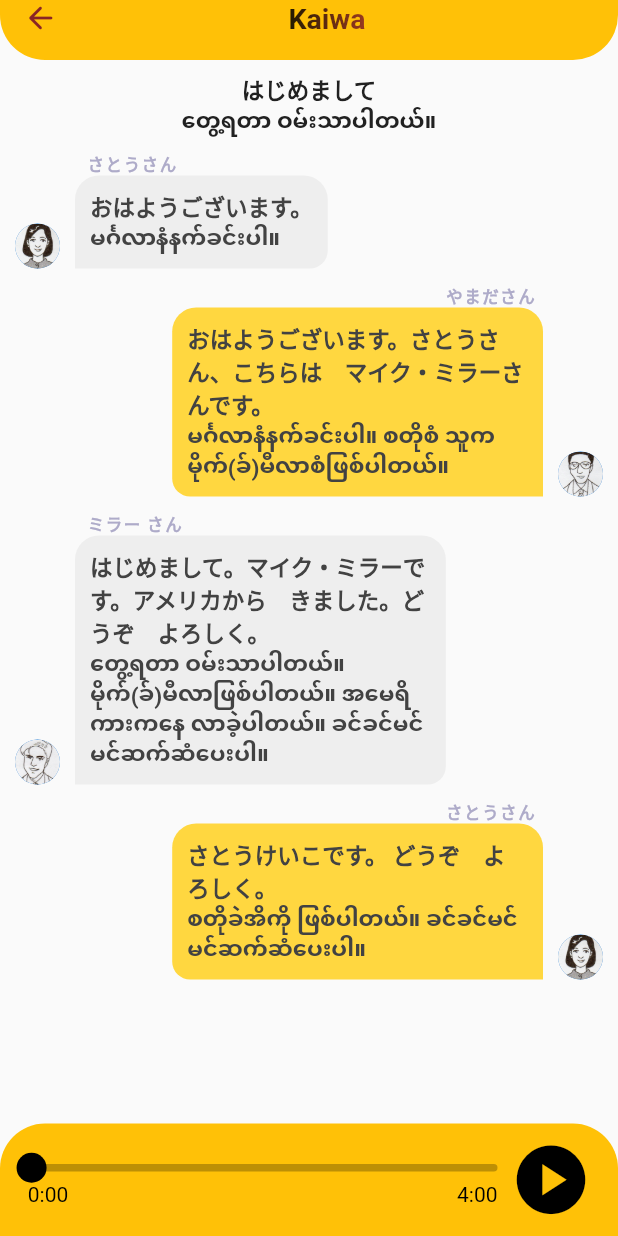
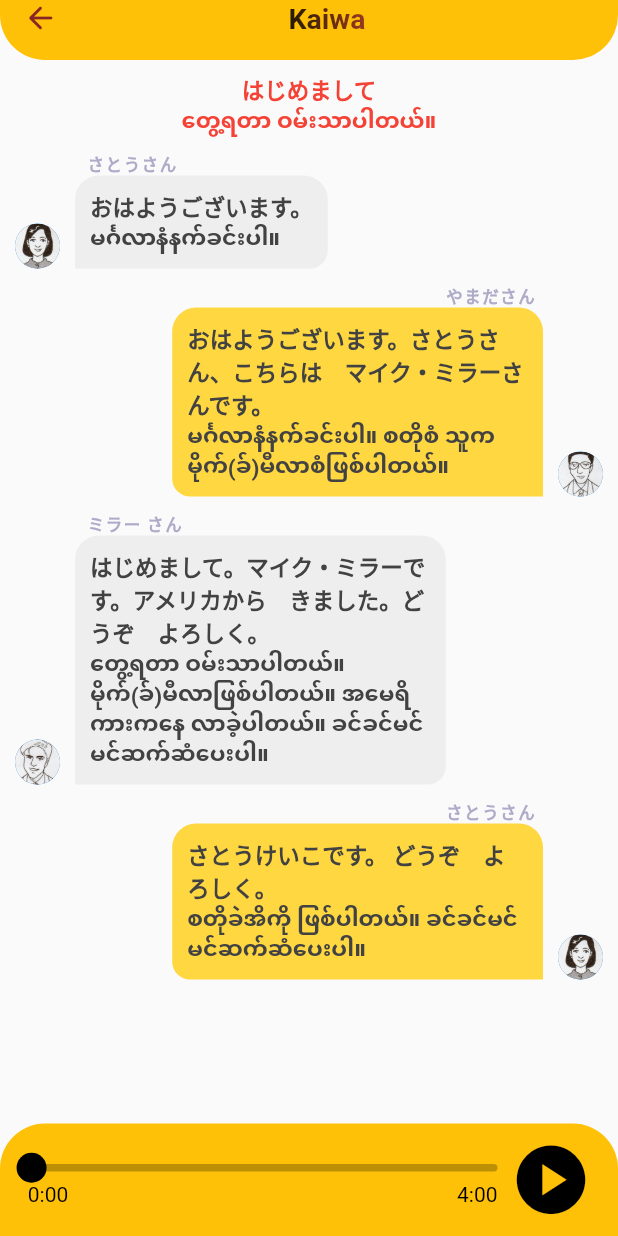
Before and after one commit to Chit-Oo-Naung/mj_dictionary, a Flutter app: the KaiwaPage screen opened directly, on a phone screen of 412 x 824 dp. Run offline on Flutter 3.47's test engine with Material 2 defaults, Android fonts, the phone set to English and light mode, and no system bars; drawn by our look-alikes of audio_video_progress_bar; our stand-ins replace audioplayers, auto_animated, card_swiper, flutter_easyloading, flutter_html, flutter_snake_navigationbar and 4 more; missing offline and left inert: drag_select_grid_view, flutter_inappwebview; accounts and stored records are empty; network calls fail; statements that could not run were skipped.

Commit message:
WIP kaiwa auto selection

```diff
--- a/lib/conversation.dart
+++ b/lib/conversation.dart
@@ -173,13 +173,13 @@ class _ConversationPageState extends State<ConversationPage> {
                     builder: (BuildContext ctx, AsyncSnapshot snapshot) {
                       if (snapshot.data == null) {
                         return const Center(
-                          child: Text("Enter a search word"),
+                          child: Text("Oops! no results found!"),
                         );
                       }
 
                       if (snapshot.data.length == 0) {
                         return const Center(
-                          child: Text("Oops! no results found"),
+                          child: Text("Oops! no results found!"),
                         );
                       }
 
--- a/lib/kaiwa.dart
+++ b/lib/kaiwa.dart
@@ -4,6 +4,7 @@ import 'package:flutter/material.dart';
 import 'package:mjdictionary/components/colors.dart';
 import 'package:mjdictionary/components/gradient_text.dart';
 import 'package:mjdictionary/utils/colors_util.dart';
+import 'package:intl/intl.dart';
 
 class KaiwaPage extends StatefulWidget {
   const KaiwaPage({super.key});
@@ -12,29 +13,40 @@ class KaiwaPage extends StatefulWidget {
   State<KaiwaPage> createState() => _KaiwaPageState();
 }
 
-class Message {
-  final User sender;
-  final String avatar;
-  final String time;
-  final int unreadCount;
-  final bool isRead;
-  final String text;
-  final bool isMe;
+// class Message {
+//   final User sender;
+//   final String avatar;
+//   final String time;
+//   final int unreadCount;
+//   final bool isRead;
+//   final String text;
+//   final bool isMe;
 
-  Message({
-    required this.sender,
-    required this.avatar,
-    required this.time,
-    required this.unreadCount,
-    required this.text,
-    required this.isRead,
-    required this.isMe,
-  });
-}
+//   Message({
+//     required this.sender,
+//     required this.avatar,
+//     required this.time,
+//     required this.unreadCount,
+//     required this.text,
+//     required this.isRead,
+//     required this.isMe,
+//   });
+// }
 
 class _KaiwaPageState extends State<KaiwaPage> {
   final player = AudioPlayer();
   Duration? duration;
+  var currentIndex =0;
+
+  final List audioClip = [
+    {"time": "0:00:05", "index": 1},
+    {"time": "0:00:07", "index": 2},
+    {"time": "0:00:12", "index": 3},
+    {"time": "0:00:18", "index": 4},
+  ];
+
+  // String titleJapan = "はじめまして";
+  // String titleMyanmar = "တွေ့ရတာ ဝမ်းသာပါတယ်။";
 
   final List messages = [
     {
@@ -154,6 +166,24 @@ class _KaiwaPageState extends State<KaiwaPage> {
     });
     player.onPositionChanged.listen((event) {
       print("Current Position : $event");
+      // var currentAudio = event.toString();
+      // TimeOfDay _startTime = TimeOfDay(
+      //   hour: int.parse(currentAudio.split(":")[0]),
+      //   minute: int.parse(currentAudio.split(":")[1]),
+      // );
+      DateTime currentAudio = DateFormat("hh:mm:ss").parse(event.toString());
+
+      for (var i = 0; i < audioClip.length; i++) {
+        DateTime clipAudio = DateFormat("hh:mm:ss").parse(audioClip[i]["time"]);
+        // final range = DateTimeRange(start: currentAudio, end: clipAudio);
+        // debugPrint("RANGE >> $range");
+        if (event.toString().startsWith(audioClip[i]["time"])) {
+          setState(() {
+            debugPrint("Change Index!");
+            currentIndex = audioClip[i]["index"];
+          });
+        }
+      }
     });
     player.onSeekComplete.listen((event) {
       print("Seek Complete!");
@@ -161,8 +191,8 @@ class _KaiwaPageState extends State<KaiwaPage> {
     player.onPlayerComplete.listen((event) async {
       print("Player Complete!");
       await player.play(UrlSource(audioUrl.toString()));
-
       await player.pause();
+      currentIndex = 0;
       setState(() {});
     });
     super.initState();
@@ -170,7 +200,6 @@ class _KaiwaPageState extends State<KaiwaPage> {
 
   setPlayerConfig() async {
     await player.play(UrlSource(audioUrl.toString()));
-
     await player.pause();
 
     setState(() {});
@@ -274,7 +303,9 @@ class _KaiwaPageState extends State<KaiwaPage> {
                                             Text(
                                               message["japan"],
                                               style: bodyTextMessage.copyWith(
-                                                  color: Colors.grey[900]
+                                                  color: currentIndex == index
+                                                      ? Colors.red
+                                                      : Colors.grey[900]
                                                   // isMe
                                                   //     ? Colors.white
                                                   //     : Colors.grey[800]
@@ -291,7 +322,9 @@ class _KaiwaPageState extends State<KaiwaPage> {
                                             Text(
                                               message["myanmar"],
                                               style: bodyTextMessage.copyWith(
-                                                  color: Colors.grey[900]
+                                                  color: currentIndex == index
+                                                      ? Colors.red
+                                                      : Colors.grey[900]
                                                   // isMe
                                                   //     ? Colors.white
                                                   //     : Colors.grey[800]
@@ -385,7 +418,9 @@ class _KaiwaPageState extends State<KaiwaPage> {
                                               child: Text(
                                                 '${message["japan"]}\n${message["myanmar"]}',
                                                 style: bodyTextMessage.copyWith(
-                                                    color: Colors.grey[800]
+                                                    color: currentIndex == index
+                                                        ? Colors.red
+                                                        : Colors.grey[800]
                                                     // isMe
                                                     //     ? Colors.white
                                                     //     : Colors.grey[800]
--- a/pubspec.yaml
+++ b/pubspec.yaml
@@ -53,6 +53,7 @@ dependencies:
   auto_animated: ^3.2.0
   audioplayers: ^5.2.1
   audio_video_progress_bar: ^2.0.1
+  intl: ^0.19.0
   # flutter_advanced_switch: ^3.0.1
 
 dev_dependencies:
```
Also changed, not shown: pubspec.lock.
